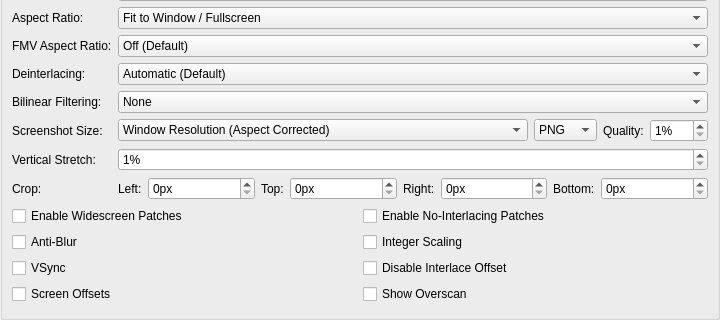
Before: the Qt Designer form pcsx2-qt/Settings/GraphicsSettingsWidget.ui in PCSX2/pcsx2, drawn with Qt 5; both pictures show x 0 to 720 and y 145 to 465 of the 720 by 465 pixel window.
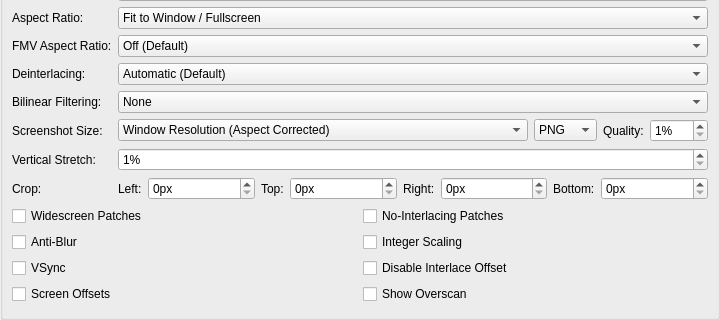
After: the same form once the commit is applied.

Commit message:
Remove the word "Enable" from widescreen patches and no-interlacing patches
The word enable is redundant here. It is implied that the patches are enabled when the box is checked. That's how the rest of the settings in this window work (except for Interlace Offset which, IMO, should be reworked as well to not include the word "Disable")

```diff
--- a/pcsx2-qt/Settings/GraphicsSettingsWidget.ui
+++ b/pcsx2-qt/Settings/GraphicsSettingsWidget.ui
@@ -356,14 +356,14 @@
          <item row="0" column="0">
           <widget class="QCheckBox" name="widescreenPatches">
            <property name="text">
-            <string>Enable Widescreen Patches</string>
+            <string>Widescreen Patches</string>
            </property>
           </widget>
          </item>
          <item row="0" column="1">
           <widget class="QCheckBox" name="noInterlacingPatches">
            <property name="text">
-            <string>Enable No-Interlacing Patches</string>
+            <string>No-Interlacing Patches</string>
            </property>
           </widget>
          </item>
```
